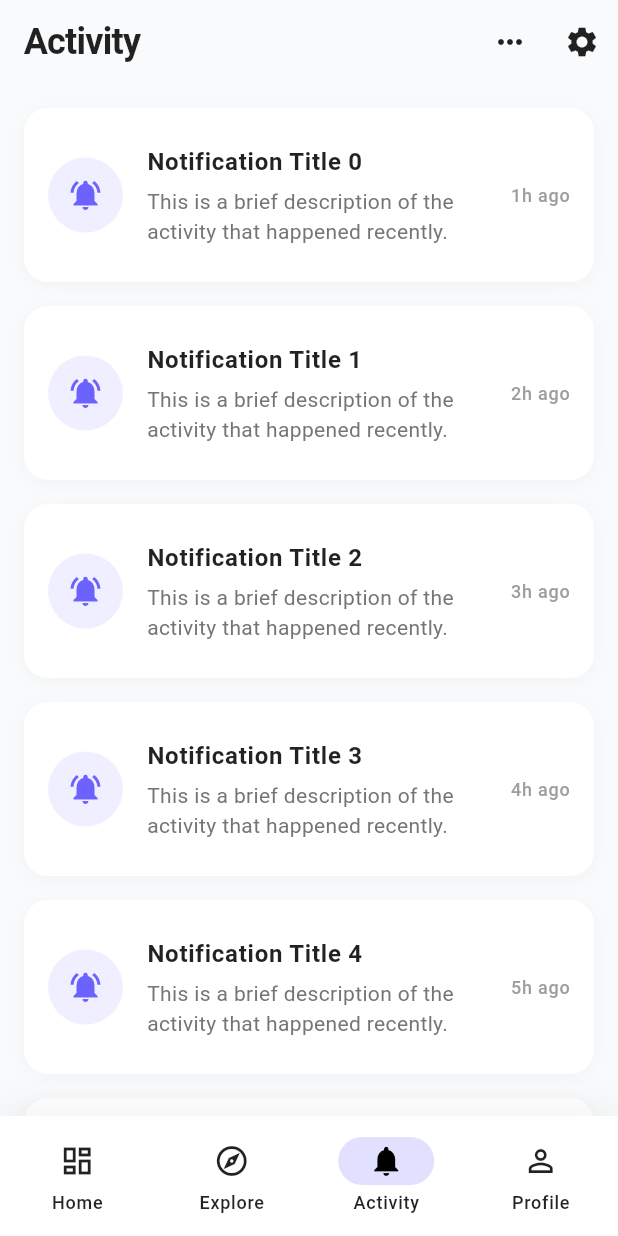
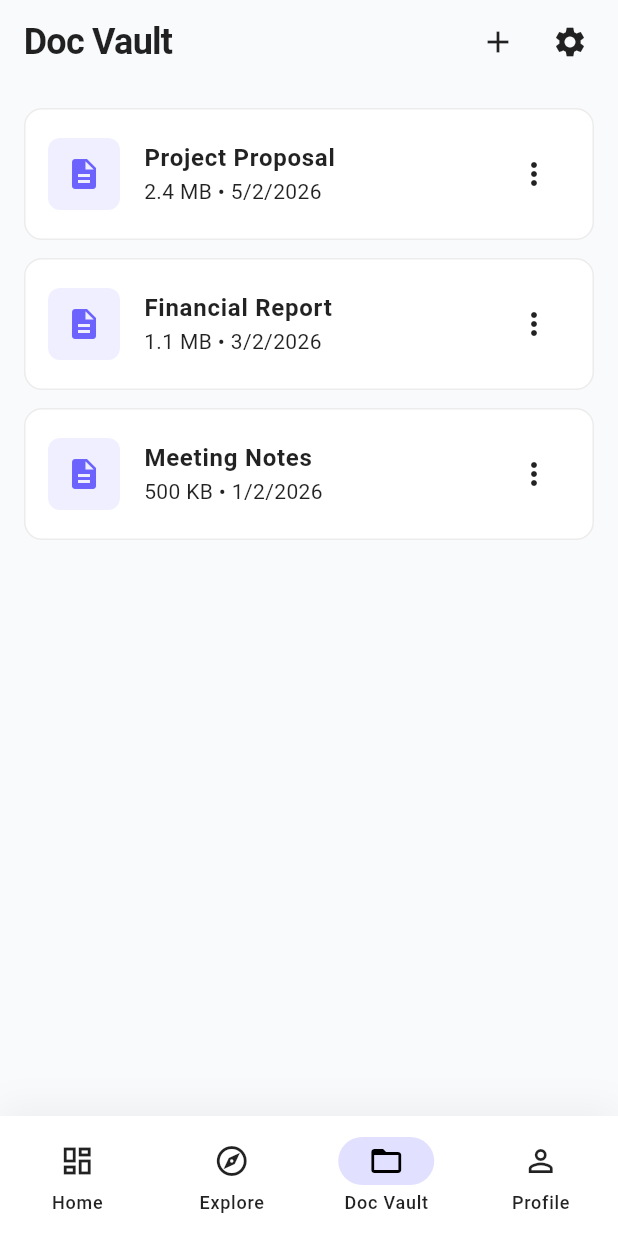
Before and after one commit to Akash-rengaraj/Briefcase, a Flutter app: the screen it shows after launch, item 3 of the bottom bar chosen, on a phone screen of 412 x 824 dp. Run offline on Flutter 3.47's test engine with Material 3 defaults, Android fonts, the phone set to English and light mode, and no system bars.

Commit message:
Commit - 4 : Doc Vault page is Initialized.

```diff
--- a/lib/main_wrapper.dart
+++ b/lib/main_wrapper.dart
@@ -1,4 +1,4 @@
-import 'package:briefcase/pages/activity_page.dart';
+import 'package:briefcase/pages/doc_vault_page.dart';
 import 'package:briefcase/pages/dashboard_page.dart';
 import 'package:briefcase/pages/explore_page.dart';
 import 'package:briefcase/pages/profile_page.dart';
@@ -17,7 +17,7 @@ class _MainWrapperState extends State<MainWrapper> {
   final List<Widget> _pages = [
     const DashboardPage(),
     const ExplorePage(),
-    const ActivityPage(),
+    const DocVaultPage(),
     const ProfilePage(),
   ];
 
@@ -59,9 +59,9 @@ class _MainWrapperState extends State<MainWrapper> {
               label: 'Explore',
             ),
             NavigationDestination(
-              icon: Icon(Icons.notifications_outlined),
-              selectedIcon: Icon(Icons.notifications),
-              label: 'Activity',
+              icon: Icon(Icons.folder_open_outlined),
+              selectedIcon: Icon(Icons.folder_open),
+              label: 'Doc Vault',
             ),
             NavigationDestination(
               icon: Icon(Icons.person_outline),
--- a/lib/pages/activity_page.dart
+++ /dev/null
@@ -1,73 +0,0 @@
-import 'package:flutter/material.dart';
-
-class ActivityPage extends StatelessWidget {
-  const ActivityPage({super.key});
-
-  @override
-  Widget build(BuildContext context) {
-    return Scaffold(
-      appBar: AppBar(
-        title: const Text('Activity'),
-        actions: [
-          IconButton(onPressed: () {}, icon: const Icon(Icons.more_horiz)),
-          IconButton(onPressed: () {}, icon: const Icon(Icons.settings)),
-        ],
-      ),
-      body: ListView.builder(
-        padding: const EdgeInsets.all(16),
-        itemCount: 10,
-        itemBuilder: (context, index) {
-          return _buildActivityTile(context, index);
-        },
-      ),
-    );
-  }
-
-  Widget _buildActivityTile(BuildContext context, int index) {
-    return Container(
-      margin: const EdgeInsets.only(bottom: 16),
-      decoration: BoxDecoration(
-        color: Theme.of(context).cardTheme.color,
-        borderRadius: BorderRadius.circular(16),
-        boxShadow: [
-          BoxShadow(
-            color: Colors.black.withOpacity(0.03),
-            blurRadius: 8,
-            offset: const Offset(0, 2),
-          ),
-        ],
-      ),
-      child: ListTile(
-        contentPadding: const EdgeInsets.all(16),
-        leading: Container(
-          width: 50,
-          height: 50,
-          decoration: BoxDecoration(
-            color: Theme.of(context).primaryColor.withOpacity(0.1),
-            shape: BoxShape.circle,
-          ),
-          child: Icon(
-            Icons.notifications_active,
-            color: Theme.of(context).primaryColor,
-          ),
-        ),
-        title: Text(
-          'Notification Title $index',
-          style: const TextStyle(fontWeight: FontWeight.bold),
-        ),
-        subtitle: Padding(
-          padding: const EdgeInsets.only(top: 4.0),
-          child: Text(
-            'This is a brief description of the activity that happened recently.',
-            style: TextStyle(color: Colors.grey[600]),
-          ),
-        ),
-        trailing: Text(
-          '${index + 1}h ago',
-          style: const TextStyle(color: Colors.grey, fontSize: 12),
-        ),
-        onTap: () {},
-      ),
-    );
-  }
-}
--- /dev/null
+++ b/lib/pages/doc_vault_page.dart
@@ -0,0 +1,268 @@
+import 'package:flutter/material.dart';
+
+class DocVaultPage extends StatefulWidget {
+  const DocVaultPage({super.key});
+
+  @override
+  State<DocVaultPage> createState() => _DocVaultPageState();
+}
+
+class _DocVaultPageState extends State<DocVaultPage> {
+  // Mock data for documents
+  final List<Map<String, dynamic>> _documents = [
+    {'name': 'Project Proposal', 'date': DateTime.now().subtract(const Duration(days: 1)), 'size': '2.4 MB'},
+    {'name': 'Financial Report', 'date': DateTime.now().subtract(const Duration(days: 3)), 'size': '1.1 MB'},
+    {'name': 'Meeting Notes', 'date': DateTime.now().subtract(const Duration(days: 5)), 'size': '500 KB'},
+  ];
+
+  // Function to show "Add Document" dialog
+  Future<void> _addDocument() async {
+    String? docName;
+    await showDialog(
+      context: context,
+      builder: (context) {
+        return AlertDialog(
+          title: const Text('Upload Document'),
+          content: TextField(
+            autofocus: true,
+            decoration: const InputDecoration(
+              labelText: 'Document Name',
+              hintText: 'Enter document name',
+              border: OutlineInputBorder(),
+            ),
+            onChanged: (value) {
+              docName = value;
+            },
+          ),
+          actions: [
+            TextButton(
+              onPressed: () => Navigator.pop(context),
+              child: const Text('Cancel'),
+            ),
+            FilledButton(
+              onPressed: () {
+                if (docName != null && docName!.isNotEmpty) {
+                   Navigator.pop(context);
+                   setState(() {
+                     _documents.insert(0, {
+                       'name': docName!,
+                       'date': DateTime.now(),
+                       'size': '0 KB', // Mock size
+                     });
+                   });
+                   ScaffoldMessenger.of(context).showSnackBar(
+                     SnackBar(content: Text('Document "$docName" uploaded successfully')),
+                   );
+                }
+              },
+              child: const Text('Upload'),
+            ),
+          ],
+        );
+      },
+    );
+  }
+
+  // Function to rename document
+  Future<void> _renameDocument(int index) async {
+    String docName = _documents[index]['name'];
+    await showDialog(
+      context: context,
+      builder: (context) {
+        return AlertDialog(
+          title: const Text('Rename Document'),
+          content: TextField(
+            autofocus: true,
+            controller: TextEditingController(text: docName),
+            decoration: const InputDecoration(
+              labelText: 'New Name',
+              border: OutlineInputBorder(),
+            ),
+            onChanged: (value) {
+              docName = value;
+            },
+          ),
+          actions: [
+            TextButton(
+              onPressed: () => Navigator.pop(context),
+              child: const Text('Cancel'),
+            ),
+            FilledButton(
+              onPressed: () {
+                 if (docName.isNotEmpty) {
+                   setState(() {
+                     _documents[index]['name'] = docName;
+                   });
+                   Navigator.pop(context);
+                 }
+              },
+              child: const Text('Rename'),
+            ),
+          ],
+        );
+      },
+    );
+  }
+
+   // Function to delete document
+  void _deleteDocument(int index) {
+    showDialog(
+      context: context,
+      builder: (context) {
+        return AlertDialog(
+          title: const Text('Delete Document'),
+          content: Text('Are you sure you want to delete "${_documents[index]['name']}"?'),
+          actions: [
+            TextButton(
+              onPressed: () => Navigator.pop(context),
+              child: const Text('Cancel'),
+            ),
+            TextButton(
+              style: TextButton.styleFrom(foregroundColor: Colors.red),
+              onPressed: () {
+                setState(() {
+                  _documents.removeAt(index);
+                });
+                 Navigator.pop(context);
+                 ScaffoldMessenger.of(context).showSnackBar(
+                   const SnackBar(content: Text('Document deleted')),
+                 );
+              },
+              child: const Text('Delete'),
+            ),
+          ],
+        );
+      },
+    );
+  }
+
+  // Generic action placeholder
+  void _viewDocument(int index) {
+      ScaffoldMessenger.of(context).showSnackBar(
+         SnackBar(content: Text('Viewing "${_documents[index]['name']}"...')),
+      );
+  }
+
+   void _downloadDocument(int index) {
+      ScaffoldMessenger.of(context).showSnackBar(
+         SnackBar(content: Text('Downloading "${_documents[index]['name']}"...')),
+      );
+  }
+
+
+  @override
+  Widget build(BuildContext context) {
+    return Scaffold(
+      appBar: AppBar(
+        title: const Text('Doc Vault'),
+        // ensure plus symbol is at the top right corner in the left of the setting button
+        actions: [
+          IconButton(
+            onPressed: _addDocument,
+            icon: const Icon(Icons.add),
+            tooltip: 'Upload Document',
+          ),
+          IconButton(
+            onPressed: () {
+               ScaffoldMessenger.of(context).showSnackBar(
+                 const SnackBar(content: Text('Settings clicked')),
+               );
+            },
+            icon: const Icon(Icons.settings),
+            tooltip: 'Settings',
+          ),
+          const SizedBox(width: 8),
+        ],
+      ),
+      body: _documents.isEmpty
+          ? Center(
+              child: Column(
+                mainAxisAlignment: MainAxisAlignment.center,
+                children: [
+                   Icon(Icons.folder_open, size: 64, color: Colors.grey[400]),
+                   const SizedBox(height: 16),
+                   Text(
+                     'No documents yet',
+                     style: TextStyle(fontSize: 18, color: Colors.grey[600]),
+                   ),
+                   const SizedBox(height: 8),
+                   TextButton.icon(
+                     onPressed: _addDocument,
+                     icon: const Icon(Icons.add),
+                     label: const Text('Upload your first document'),
+                   )
+                ],
+              ),
+            )
+          : ListView.builder(
+              padding: const EdgeInsets.all(16),
+              itemCount: _documents.length,
+              itemBuilder: (context, index) {
+                final doc = _documents[index];
+                return Card(
+                  elevation: 0,
+                  color: Theme.of(context).cardTheme.color ?? Colors.white,
+                  margin: const EdgeInsets.only(bottom: 12),
+                  shape: RoundedRectangleBorder(
+                    borderRadius: BorderRadius.circular(12),
+                    side: BorderSide(color: Colors.grey.withOpacity(0.2)),
+                  ),
+                  child: ListTile(
+                    contentPadding: const EdgeInsets.symmetric(horizontal: 16, vertical: 8),
+                    leading: Container(
+                      width: 48,
+                      height: 48,
+                      decoration: BoxDecoration(
+                        color: Theme.of(context).primaryColor.withOpacity(0.1),
+                        borderRadius: BorderRadius.circular(8),
+                      ),
+                      child: Icon(
+                        Icons.description,
+                        color: Theme.of(context).primaryColor,
+                      ),
+                    ),
+                    title: Text(
+                      doc['name'],
+                      style: const TextStyle(fontWeight: FontWeight.bold),
+                    ),
+                    subtitle: Text('${doc['size']} • ${_formatDate(doc['date'])}'),
+                    onTap: () => _viewDocument(index),
+                    trailing: PopupMenuButton<String>(
+                      onSelected: (value) {
+                         switch (value) {
+                           case 'view': _viewDocument(index); break;
+                           case 'download': _downloadDocument(index); break;
+                           case 'rename': _renameDocument(index); break;
+                           case 'delete': _deleteDocument(index); break;
+                         }
+                      },
+                      itemBuilder: (context) => [
+                         const PopupMenuItem(
+                           value: 'view',
+                           child: Row(children: [Icon(Icons.visibility, size: 20), SizedBox(width: 8), Text('View')]),
+                         ),
+                         const PopupMenuItem(
+                           value: 'download',
+                           child: Row(children: [Icon(Icons.download, size: 20), SizedBox(width: 8), Text('Download')]),
+                         ),
+                         const PopupMenuItem(
+                           value: 'rename',
+                           child: Row(children: [Icon(Icons.edit, size: 20), SizedBox(width: 8), Text('Rename')]),
+                         ),
+                         const PopupMenuItem(
+                           value: 'delete',
+                           child: Row(children: [Icon(Icons.delete, color: Colors.red, size: 20), SizedBox(width: 8), Text('Delete', style: TextStyle(color: Colors.red))]),
+                         ),
+                      ],
+                    ),
+                  ),
+                );
+              },
+            ),
+    );
+  }
+
+  String _formatDate(DateTime date) {
+    return '${date.day}/${date.month}/${date.year}';
+  }
+}
```
